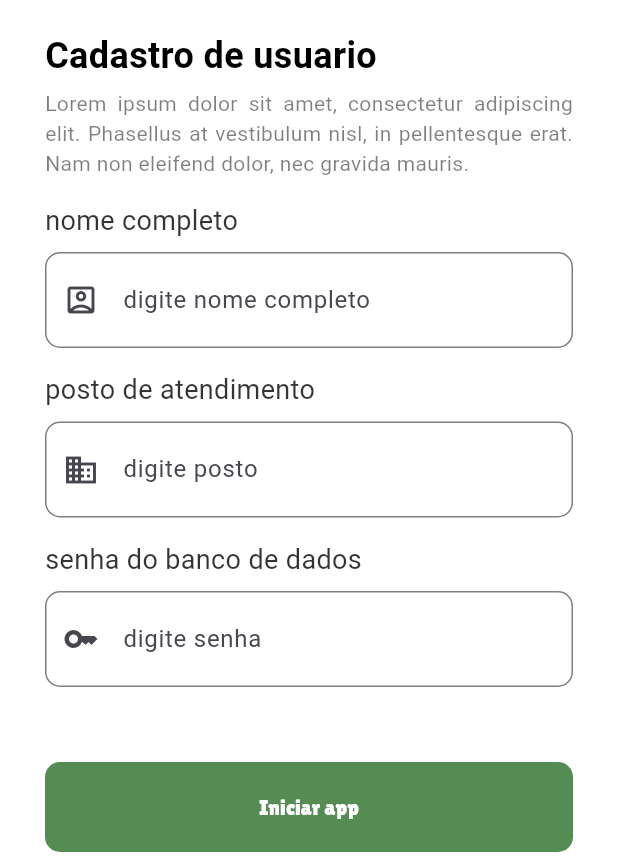
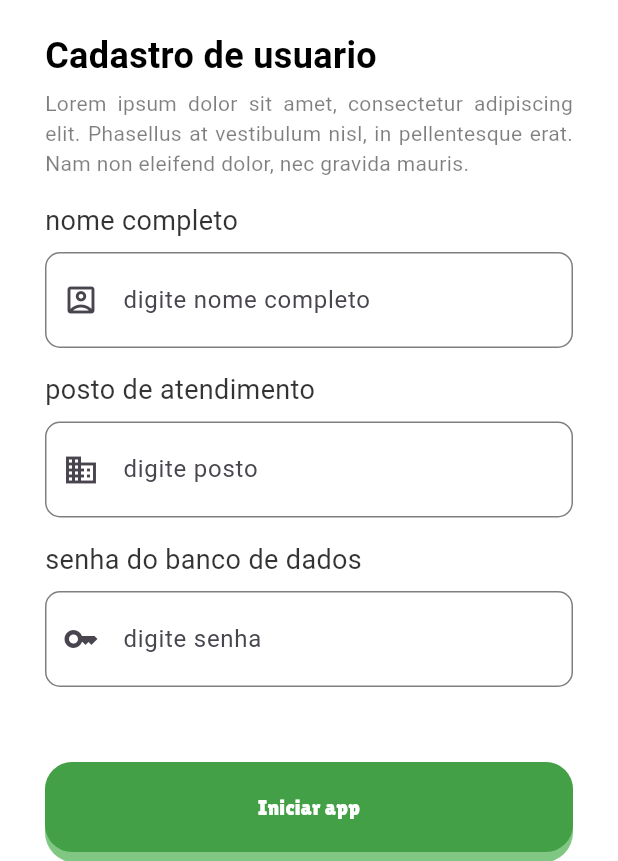
Before and after one commit to CAD-MED/Projeto-de-extensao-CAD-MED, a Flutter app: the PageInit screen opened directly, on a phone screen of 412 x 824 dp, the part 375-1236 px from its top. Run offline on Flutter 3.47's test engine with Material 3 defaults, Android fonts, the phone set to English and light mode, and no system bars; our stand-ins replace auto_size_text.

```diff
--- a/frontend/defesa_civil/lib/components/buttonPersonalizado.dart
+++ b/frontend/defesa_civil/lib/components/buttonPersonalizado.dart
@@ -2,26 +2,37 @@ import 'package:flutter/material.dart';
 
 Widget buttonPersonalizado(
     {required maxWidth, required text, required Function onPressed}) {
-  return SizedBox(
-    width: maxWidth,
-    height: 60,
-    child: FilledButton(
-      onPressed: () {
-        onPressed();
-      },
-      style: ButtonStyle(
-        backgroundColor: const WidgetStatePropertyAll(Color(0xff558C54)),
-        shape: WidgetStateProperty.all<RoundedRectangleBorder>(
-          RoundedRectangleBorder(
-            borderRadius: BorderRadius.circular(
-                10.0), // Defina o valor desejado para o raio da borda
+  return InkWell(
+    onTap: () {
+      onPressed();
+    },
+    child: SizedBox(
+        child: SizedBox(
+      child: Stack(
+        children: [
+          Container(
+            width: maxWidth - 20,
+            height: 67,
+            decoration: BoxDecoration(
+                color: Colors.green.withOpacity(.7),
+                borderRadius: BorderRadius.circular(20)),
           ),
-        ),
+          Container(
+            width: maxWidth - 20,
+            height: 60,
+            decoration: BoxDecoration(
+                color: Colors.green[600],
+                borderRadius: BorderRadius.circular(18)),
+            child: Center(
+              child: Text(
+                text,
+                style: const TextStyle(
+                    fontFamily: "LilitaOne", color: Colors.white),
+              ),
+            ),
+          ),
+        ],
       ),
-      child: Text(
-        text,
-        style: const TextStyle(fontFamily: "LilitaOne"),
-      ),
-    ),
+    )),
   );
 }
--- a/frontend/defesa_civil/lib/components/textfieldSection.dart
+++ b/frontend/defesa_civil/lib/components/textfieldSection.dart
@@ -2,6 +2,8 @@ import 'package:flutter/material.dart';
 
 Widget textfieldSection(
     {IconData icon = Icons.account_box_outlined,
+    required TextInputType keyboardType,
+    bool obscureText = false,
     String title = "",
     String hintText = "",
     required TextEditingController controller}) {
@@ -15,11 +17,13 @@ Widget textfieldSection(
     const SizedBox(height: 8),
     TextField(
         controller: controller,
+        obscureText: obscureText,
+        keyboardType: keyboardType,
         decoration: InputDecoration(
             prefixIcon: Icon(icon),
             contentPadding:
                 const EdgeInsets.symmetric(horizontal: 20, vertical: 20),
-            hintText: "digite " + hintText,
+            hintText: "digite $hintText",
             enabledBorder: OutlineInputBorder(
                 borderSide: BorderSide(color: Colors.black.withOpacity(.5)),
                 borderRadius: BorderRadius.circular(10))))
--- a/frontend/defesa_civil/lib/main.dart
+++ b/frontend/defesa_civil/lib/main.dart
@@ -4,6 +4,6 @@ import 'package:flutter/material.dart';
 
 void main() {
   runApp(MaterialApp(
-    home: PageInicio(),
+    home: PageInit(),
   ));
 }
--- a/frontend/defesa_civil/lib/pages/PageInit.dart
+++ b/frontend/defesa_civil/lib/pages/PageInit.dart
@@ -14,7 +14,9 @@ class PageInit extends StatefulWidget {
 class _PageInitState extends State<PageInit> {
   final String rodapeTexto =
       "Lorem ipsum dolor sit amet, consectetur adipiscing elit. Phasellus at vestibulum nisl, in pellentesque erat. Nam non eleifend dolor, nec gravida mauris. ";
-  TextEditingController controllerTitle = TextEditingController();
+  TextEditingController controllerNome = TextEditingController();
+  TextEditingController controllerPosto = TextEditingController();
+  TextEditingController controllerSenha = TextEditingController();
 
   @override
   Widget build(BuildContext context) {
@@ -34,21 +36,25 @@ class _PageInitState extends State<PageInit> {
                           title: "Cadastro de usuario", text: rodapeTexto),
                       const SizedBox(height: 15),
                       textfieldSection(
+                          keyboardType: TextInputType.name,
                           title: "nome completo",
                           hintText: "nome completo",
-                          controller: controllerTitle,
+                          controller: controllerNome,
                           icon: Icons.account_box_outlined),
                       const SizedBox(height: 15),
                       textfieldSection(
+                          keyboardType: TextInputType.text,
                           title: "posto de atendimento",
                           hintText: "posto",
-                          controller: controllerTitle,
+                          controller: controllerPosto,
                           icon: Icons.domain),
                       const SizedBox(height: 15),
                       textfieldSection(
+                          keyboardType: TextInputType.text,
+                          obscureText: true,
                           title: "senha do banco de dados",
                           hintText: "senha",
-                          controller: controllerTitle,
+                          controller: controllerSenha,
                           icon: Icons.key),
                       const SizedBox(height: 50),
                       buttonPersonalizado(
--- a/frontend/defesa_civil/pubspec.yaml
+++ b/frontend/defesa_civil/pubspec.yaml
@@ -35,6 +35,7 @@ dependencies:
   # The following adds the Cupertino Icons font to your application.
   # Use with the CupertinoIcons class for iOS style icons.
   cupertino_icons: ^1.0.6
+  auto_size_text: ^3.0.0
 
 dev_dependencies:
   flutter_test:
```
Also changed, not shown: frontend/defesa_civil/lib/components/SelectionSection.dart (added, +82 -0 lines), frontend/defesa_civil/lib/pages/PageCadastrar.dart (+79 -5 lines), frontend/defesa_civil/lib/services/patologias/data.dart (added, +49 -0 lines), frontend/defesa_civil/pubspec.lock.
